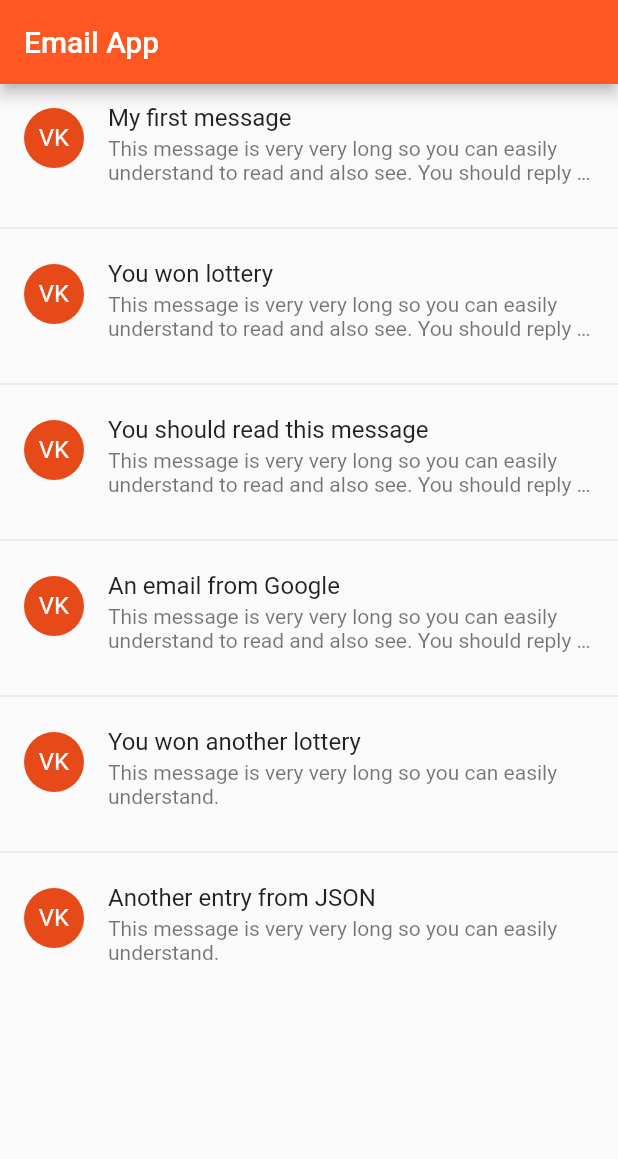
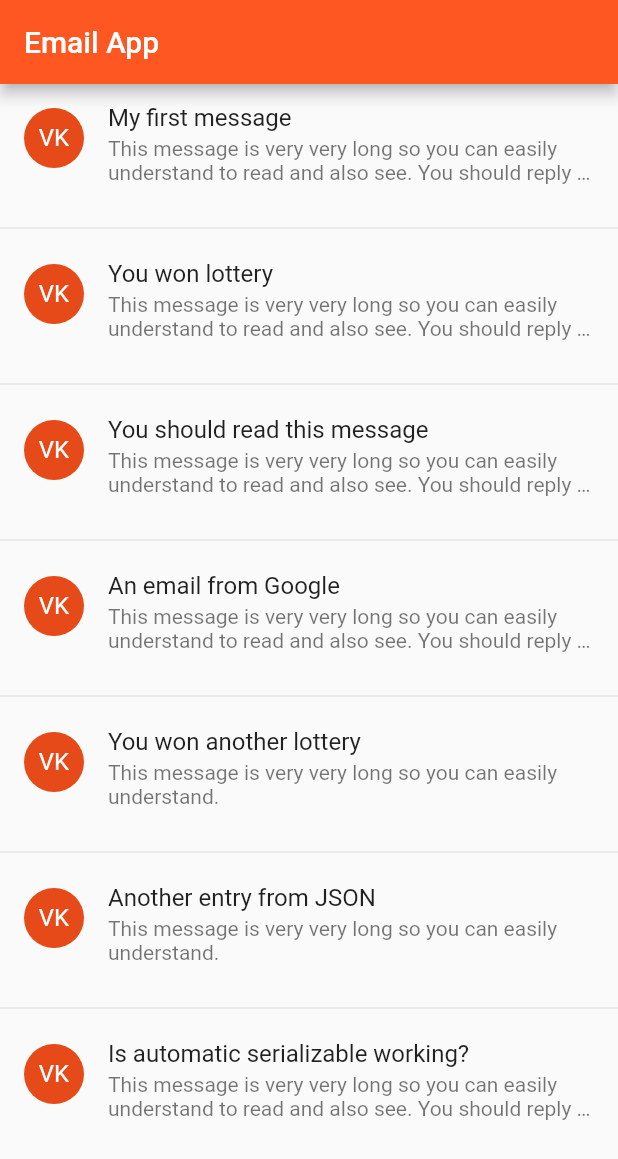
Before and after one commit to VijayGanganapalli/email_app, a Flutter app: the screen it shows after launch, on a phone screen of 412 x 824 dp. Shown: the top 1159 px of the screen. Run offline on Flutter 3.47's test engine with Material 2 defaults, Android fonts, the phone set to English and light mode, and no system bars; generated files the repository leaves out were written again.

Commit message:
changed to automatic json serialization

```diff
--- a/data/message.json
+++ b/data/message.json
@@ -28,5 +28,10 @@
         "subject": "Another entry from JSON",
         "body":
             "This message is very very long so you can easily understand."
+      },
+      {
+        "subject": "Is automatic serializable working?",
+        "body":
+            "This message is very very long so you can easily understand to read and also see. You should reply after see it."
       }
 ]
--- a/lib/message.dart
+++ b/lib/message.dart
@@ -1,9 +1,12 @@
+import 'package:json_annotation/json_annotation.dart';
+
+part 'message.g.dart';
+
+@JsonSerializable()
 class Message {
   final String subject;
   final String body;
 
   Message(this.subject, this.body);
-  Message.fromJson(Map<String, dynamic> json)
-      : subject = json['subject'],
-        body = json['body'];
+  factory Message.fromJson(Map<String, dynamic> json) => _$MessageFromJson(json);
 }
--- a/pubspec.yaml
+++ b/pubspec.yaml
@@ -28,6 +28,8 @@ dev_dependencies:
   flutter_test:
     sdk: flutter
 
+  build_runner:
+  json_serializable:
 
 # For information on the generic Dart part of this file, see the
 # following page: https://www.dartlang.org/tools/pub/pubspec
```
Also changed, not shown: lib/message.g.dart (added), pubspec.lock.
